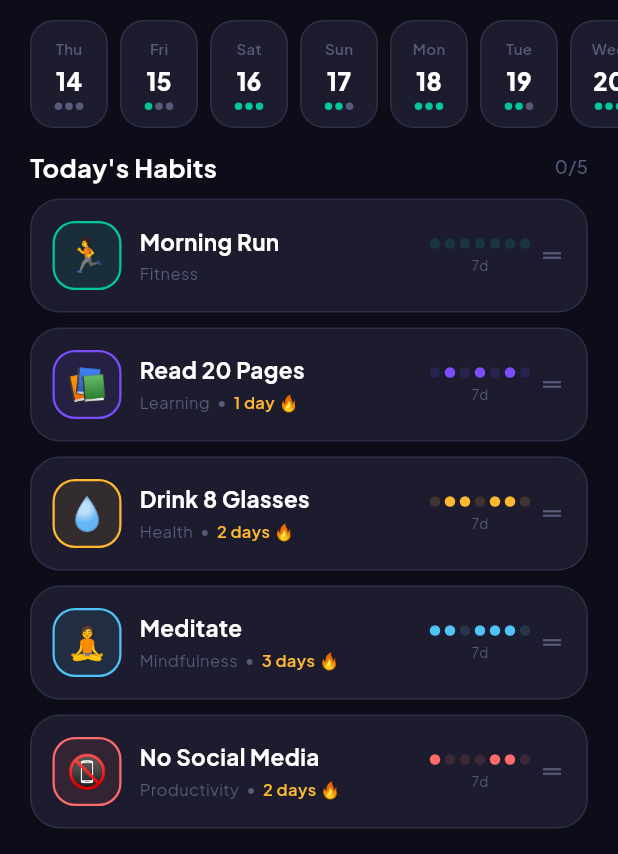
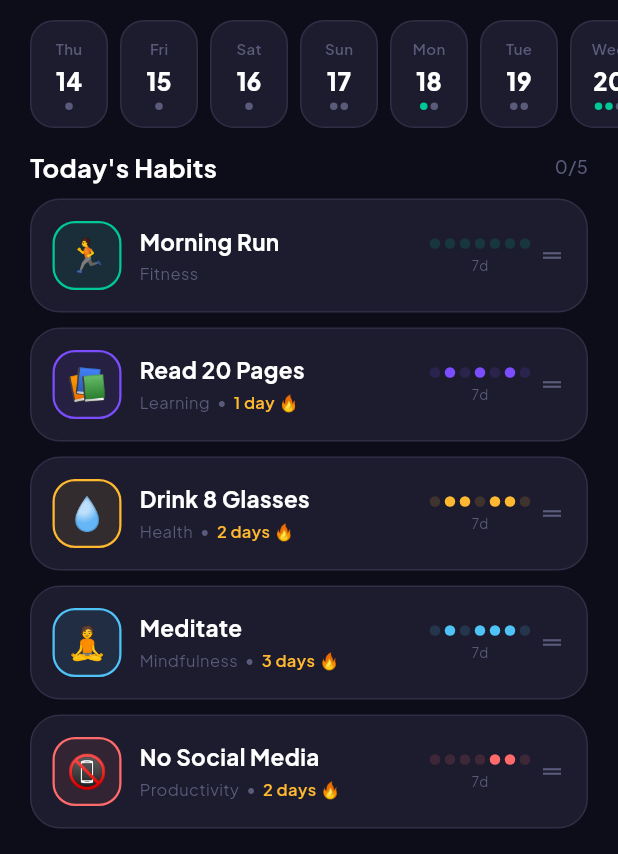
Before and after one commit to shreyadangar-dev/habitflow, a Flutter app: the HomeScreen screen opened directly, scrolled down 134 dp, on a phone screen of 412 x 824 dp. Shown: the part 250-1104 px from the top of the screen. Run offline on Flutter 3.47's test engine with Material 3 defaults, Android fonts, the phone set to English and light mode, and no system bars; drawn by our look-alikes of flutter_animate, percent_indicator; our stand-ins replace confetti, fl_chart, flutter_local_notifications, flutter_riverpod, google_fonts, hive and 4 more; accounts and stored records are empty.

Commit message:
HabitFlow v4 - all bugs fixed + enhancements

```diff
--- a/docs/version.json
+++ b/docs/version.json
@@ -1 +1 @@
-{"app_name":"habitflow","version":"3.0.0","build_number":"3","package_name":"habitflow"}
+{"app_name":"habitflow","version":"4.0.0","build_number":"4","package_name":"habitflow"}
--- a/lib/core/theme/theme.dart
+++ b/lib/core/theme/theme.dart
@@ -44,7 +44,7 @@ class AT {
         shape:RoundedRectangleBorder(borderRadius:BorderRadius.circular(16)),
         textStyle:GoogleFonts.plusJakartaSans(fontSize:15,fontWeight:FontWeight.w600))),
       switchTheme: SwitchThemeData(
-        thumbColor:WidgetStateProperty.resolveWith((s)=>s.contains(WidgetState.selected)?Colors.white:mu),
+        thumbColor:WidgetStateProperty.resolveWith((s)=>Colors.white),
         trackColor:WidgetStateProperty.resolveWith((s)=>s.contains(WidgetState.selected)?AC.primary:br)),
       dividerTheme: DividerThemeData(color:br,thickness:1),
       dialogTheme: DialogThemeData(backgroundColor:sf,shape:RoundedRectangleBorder(borderRadius:BorderRadius.circular(24))),
--- a/lib/data/models/habit_model.dart
+++ b/lib/data/models/habit_model.dart
@@ -17,22 +17,48 @@ class HabitModel extends HiveObject {
   @HiveField(12) late bool   reminderOn;
   @HiveField(13) late int    reminderHour;
   @HiveField(14) late int    reminderMinute;
+  // Enhancement #3: Quantitative tracking
+  @HiveField(15) late bool   isQuantitative;
+  @HiveField(16) late double targetValue;
+  @HiveField(17) late String unit;           // e.g. "glasses", "km", "minutes"
+  // Enhancement #2: Set-based lookup stored as list, converted on read
+  @HiveField(18) late Map<String, double> dailyValues; // date -> value achieved
 
   HabitModel({
-    required this.id, required this.name, required this.icon,
-    required this.colorIndex, required this.category, required this.frequency,
-    required this.createdAt, this.note = '', this.isArchived = false,
-    this.sortOrder = 0, this.reminderOn = false,
-    this.reminderHour = 8, this.reminderMinute = 0,
-    List<String>? completedDates, List<int>? customDays,
-  }) : completedDates = completedDates ?? [], customDays = customDays ?? [];
+    required this.id,
+    required this.name,
+    required this.icon,
+    required this.colorIndex,
+    required this.category,
+    required this.frequency,
+    required this.createdAt,
+    this.note = '',
+    this.isArchived = false,
+    this.sortOrder = 0,
+    this.reminderOn = false,
+    this.reminderHour = 8,
+    this.reminderMinute = 0,
+    this.isQuantitative = false,
+    this.targetValue = 1,
+    this.unit = 'times',
+    List<String>? completedDates,
+    List<int>? customDays,
+    Map<String, double>? dailyValues,
+  }) : completedDates = completedDates ?? [],
+       customDays = customDays ?? [],
+       dailyValues = dailyValues ?? {};
 
   String _fmt(DateTime d) =>
       '${d.year}-${d.month.toString().padLeft(2,'0')}-${d.day.toString().padLeft(2,'0')}';
 
-  bool isCompletedOn(DateTime d) => completedDates.contains(_fmt(d));
+  // Enhancement #2: Use Set for O(1) lookup
+  late final Set<String> _completedSet = completedDates.toSet();
 
+  // BUG FIX #1: habits only appear from createdAt onward
   bool isDueOn(DateTime d) {
+    final dayStart = DateTime(d.year, d.month, d.day);
+    final created  = DateTime(createdAt.year, createdAt.month, createdAt.day);
+    if (dayStart.isBefore(created)) return false; // ← key fix
     switch (frequency) {
       case 'Daily':       return true;
       case 'Weekdays':    return d.weekday <= 5;
@@ -44,55 +70,73 @@ class HabitModel extends HiveObject {
     }
   }
 
+  // Enhancement #2: O(1) set lookup
+  bool isCompletedOn(DateTime d) => _completedSet.contains(_fmt(d));
+
   void toggle(DateTime d) {
     final key = _fmt(d);
-    if (completedDates.contains(key)) completedDates.remove(key);
-    else completedDates.add(key);
+    if (_completedSet.contains(key)) {
+      _completedSet.remove(key);
+      completedDates.remove(key);
+    } else {
+      _completedSet.add(key);
+      completedDates.add(key);
+    }
     save();
   }
+
+  // Quantitative: log a value for a day
+  void logValue(DateTime d, double value) {
+    final key = _fmt(d);
+    dailyValues[key] = value;
+    if (value >= targetValue) {
+      if (!_completedSet.contains(key)) {
+        _completedSet.add(key);
+        completedDates.add(key);
+      }
+    } else {
+      _completedSet.remove(key);
+      completedDates.remove(key);
+    }
+    save();
+  }
+
+  double getValueFor(DateTime d) => dailyValues[_fmt(d)] ?? 0;
 
   int get currentStreak {
     int streak = 0;
     final now = DateTime.now();
     for (int i = 0; i < 365; i++) {
       final d = DateTime(now.year, now.month, now.day - i);
-      if (!isDueOn(d)) continue; // BUG FIX #3: skip non-due days
+      if (!isDueOn(d)) continue;
       if (isCompletedOn(d)) streak++;
       else if (i > 0) break;
     }
     return streak;
   }
 
-  // BUG FIX #3: longestStreak now skips non-due days
   int get longestStreak {
     if (completedDates.isEmpty) return 0;
     final dates = completedDates.map((s) => DateTime.parse(s)).toList()..sort();
     int best = 1, cur = 1;
     for (int i = 1; i < dates.length; i++) {
-      // Count days between completions, skipping non-due days
       final diff = dates[i].difference(dates[i-1]).inDays;
-      // Count non-due days between the two dates
-      int nonDueDays = 0;
+      int nonDue = 0;
       for (int j = 1; j < diff; j++) {
-        final between = dates[i-1].add(Duration(days: j));
-        if (!isDueOn(between)) nonDueDays++;
+        if (!isDueOn(dates[i-1].add(Duration(days: j)))) nonDue++;
       }
-      if (diff - nonDueDays == 1) {
-        cur++;
-        if (cur > best) best = cur;
-      } else {
-        cur = 1;
-      }
+      if (diff - nonDue == 1) { cur++; if (cur > best) best = cur; }
+      else cur = 1;
     }
     return best;
   }
 
-  int get totalCompletions => completedDates.length;
+  int    get totalCompletions => completedDates.length;
 
   double completionRate(int days) {
     int due = 0, done = 0;
     for (int i = 0; i < days; i++) {
-      final d = DateTime.now().subtract(Duration(days: i));
+      final d   = DateTime.now().subtract(Duration(days: i));
       final day = DateTime(d.year, d.month, d.day);
       if (isDueOn(day)) { due++; if (isCompletedOn(day)) done++; }
     }
@@ -104,23 +148,31 @@ class HabitModel extends HiveObject {
     return isCompletedOn(DateTime(d.year, d.month, d.day));
   });
 
-  // Export to JSON
   Map<String, dynamic> toJson() => {
     'id': id, 'name': name, 'icon': icon, 'colorIndex': colorIndex,
     'category': category, 'frequency': frequency,
-    'completedDates': completedDates, 'createdAt': createdAt.toIso8601String(),
-    'note': note, 'isArchived': isArchived, 'customDays': customDays,
-    'sortOrder': sortOrder,
+    'completedDates': completedDates,
+    'createdAt': createdAt.toIso8601String(),
+    'note': note, 'isArchived': isArchived,
+    'customDays': customDays, 'sortOrder': sortOrder,
+    'isQuantitative': isQuantitative,
+    'targetValue': targetValue, 'unit': unit,
+    'dailyValues': dailyValues,
   };
 
   static HabitModel fromJson(Map<String, dynamic> j) => HabitModel(
-    id: j['id'], name: j['name'], icon: j['icon'], colorIndex: j['colorIndex'],
-    category: j['category'], frequency: j['frequency'],
+    id: j['id'], name: j['name'], icon: j['icon'],
+    colorIndex: j['colorIndex'], category: j['category'],
+    frequency: j['frequency'],
     completedDates: (j['completedDates'] as List?)?.cast<String>() ?? [],
-    createdAt: DateTime.parse(j['createdAt']), note: j['note'] ?? '',
-    isArchived: j['isArchived'] ?? false,
+    createdAt: DateTime.parse(j['createdAt']),
+    note: j['note'] ?? '', isArchived: j['isArchived'] ?? false,
     customDays: (j['customDays'] as List?)?.cast<int>() ?? [],
     sortOrder: j['sortOrder'] ?? 0,
+    isQuantitative: j['isQuantitative'] ?? false,
+    targetValue: (j['targetValue'] ?? 1).toDouble(),
+    unit: j['unit'] ?? 'times',
+    dailyValues: (j['dailyValues'] as Map?)?.map((k,v) => MapEntry(k.toString(), (v as num).toDouble())) ?? {},
   );
 }
 
@@ -134,23 +186,34 @@ class HabitAdapter extends TypeAdapter<HabitModel> {
       id: f[0], name: f[1], icon: f[2], colorIndex: f[3],
       category: f[4], frequency: f[5],
       completedDates: (f[6] as List).cast<String>(),
-      createdAt: f[7], note: f[8] ?? '', isArchived: f[9] ?? false,
+      createdAt: f[7], note: f[8] ?? '',
+      isArchived: f[9] ?? false,
       customDays: f[10] != null ? (f[10] as List).cast<int>() : [],
       sortOrder: f[11] ?? 0,
       reminderOn: f[12] ?? false,
       reminderHour: f[13] ?? 8,
       reminderMinute: f[14] ?? 0,
+      isQuantitative: f[15] ?? false,
+      targetValue: f[16] != null ? (f[16] as num).toDouble() : 1.0,
+      unit: f[17] ?? 'times',
+      dailyValues: f[18] != null
+          ? (f[18] as Map).map((k,v) => MapEntry(k.toString(), (v as num).toDouble()))
+          : {},
     );
   }
   @override
   void write(BinaryWriter w, HabitModel o) => w
-    ..writeByte(15)
-    ..writeByte(0)..write(o.id)       ..writeByte(1)..write(o.name)
-    ..writeByte(2)..write(o.icon)     ..writeByte(3)..write(o.colorIndex)
-    ..writeByte(4)..write(o.category) ..writeByte(5)..write(o.frequency)
+    ..writeByte(19)
+    ..writeByte(0)..write(o.id)         ..writeByte(1)..write(o.name)
+    ..writeByte(2)..write(o.icon)       ..writeByte(3)..write(o.colorIndex)
+    ..writeByte(4)..write(o.category)   ..writeByte(5)..write(o.frequency)
     ..writeByte(6)..write(o.completedDates) ..writeByte(7)..write(o.createdAt)
-    ..writeByte(8)..write(o.note)     ..writeByte(9)..write(o.isArchived)
-    ..writeByte(10)..write(o.customDays) ..writeByte(11)..write(o.sortOrder)
-    ..writeByte(12)..write(o.reminderOn) ..writeByte(13)..write(o.reminderHour)
-    ..writeByte(14)..write(o.reminderMinute);
+    ..writeByte(8)..write(o.note)       ..writeByte(9)..write(o.isArchived)
+    ..writeByte(10)..write(o.customDays)..writeByte(11)..write(o.sortOrder)
+    ..writeByte(12)..write(o.reminderOn)..writeByte(13)..write(o.reminderHour)
+    ..writeByte(14)..write(o.reminderMinute)
+    ..writeByte(15)..write(o.isQuantitative)
+    ..writeByte(16)..write(o.targetValue)
+    ..writeByte(17)..write(o.unit)
+    ..writeByte(18)..write(o.dailyValues);
 }
--- a/lib/providers/providers.dart
+++ b/lib/providers/providers.dart
@@ -28,6 +28,7 @@ class HabitNotifier extends StateNotifier<List<HabitModel>> {
   Future<void> update(HabitModel h) async{await DB.save(h);_load();}
   Future<void> delete(String id) async{await DB.delete(id);_load();}
   Future<void> toggle(HabitModel h,DateTime d) async{h.toggle(d);_load();}
+  Future<void> logValue(HabitModel h,DateTime d,double v) async{h.logValue(d,v);_load();}
   Future<void> archive(HabitModel h) async{h.isArchived=true;await DB.save(h);_load();}
   Future<void> reorder(int oldIdx,int newIdx) async {
     final list=List<HabitModel>.from(state);
--- a/lib/screens/home/home_screen.dart
+++ b/lib/screens/home/home_screen.dart
@@ -17,6 +17,7 @@ import '../achievements/achievements_screen.dart';
 import '../journal/journal_screen.dart';
 import '../settings/settings_screen.dart';
 import '../detail/habit_detail_screen.dart';
+import '../archive/archive_screen.dart';
 
 class HomeScreen extends ConsumerStatefulWidget {
   const HomeScreen({super.key});
@@ -92,8 +93,8 @@ class _S extends ConsumerState<HomeScreen> {
                   key:Key(dueOnSel[i].id), index:i,
                   child:_HabitTile(
                     habit:dueOnSel[i], date:sel,
-                    onTap:()=>ref.read(habitProv.notifier).toggle(dueOnSel[i],sel),
-                    onDetail:()=>Navigator.push(context,MaterialPageRoute(builder:(_)=>HabitDetailScreen(habit:dueOnSel[i]))),
+                    onTap:()=>Navigator.push(context,MaterialPageRoute(builder:(_)=>HabitDetailScreen(habit:dueOnSel[i]))),
+                    onToggle:()=>ref.read(habitProv.notifier).toggle(dueOnSel[i],sel),
                   ).animate().fadeIn(delay:Duration(milliseconds:50*i)),
                 )),
           const SliverToBoxAdapter(child:SizedBox(height:100)),
@@ -218,15 +219,15 @@ class _DayDot extends ConsumerWidget {
 }
 
 class _HabitTile extends StatelessWidget {
-  final HabitModel habit; final DateTime date; final VoidCallback onTap, onDetail;
-  const _HabitTile({required this.habit,required this.date,required this.onTap,required this.onDetail});
+  final HabitModel habit; final DateTime date; final VoidCallback onTap, onToggle;
+  const _HabitTile({required this.habit,required this.date,required this.onTap,required this.onToggle});
   @override
   Widget build(BuildContext context){
     final color=AC.palette[habit.colorIndex%AC.palette.length];
     final done=habit.isCompletedOn(date);
     final streak=habit.currentStreak;
     return GestureDetector(
-      onLongPress:onDetail,
+      onTap:onTap,
       child:AnimatedContainer(duration:const Duration(milliseconds:250),
         margin:const EdgeInsets.symmetric(horizontal:20,vertical:5),
         padding:const EdgeInsets.all(14),
@@ -234,13 +235,13 @@ class _HabitTile extends StatelessWidget {
           borderRadius:BorderRadius.circular(20),
           border:Border.all(color:done?color.withOpacity(0.4):TH.border(context),width:done?1.5:1)),
         child:Row(children:[
-          GestureDetector(onTap:onTap,child:AnimatedContainer(duration:const Duration(milliseconds:250),
+          GestureDetector(onTap:onToggle,child:AnimatedContainer(duration:const Duration(milliseconds:250),
             width:46,height:46,
             decoration:BoxDecoration(color:done?color:color.withOpacity(0.1),borderRadius:BorderRadius.circular(15),
               border:Border.all(color:color,width:done?0:1.5)),
             child:Center(child:done?const Icon(Icons.check_rounded,color:Colors.white,size:22):Text(habit.icon,style:const TextStyle(fontSize:22))))),
           const SizedBox(width:12),
-          Expanded(child:GestureDetector(onTap:onDetail,child:Column(crossAxisAlignment:CrossAxisAlignment.start,children:[
+          Expanded(child:GestureDetector(onTap:onTap,child:Column(crossAxisAlignment:CrossAxisAlignment.start,children:[
             Text(habit.name,style:TextStyle(fontSize:15,fontWeight:FontWeight.w700,
               color:done?TH.sub(context):TH.text(context),decoration:done?TextDecoration.lineThrough:null)),
             const SizedBox(height:3),
@@ -250,6 +251,26 @@ class _HabitTile extends StatelessWidget {
                 Text(H.streakLabel(streak),style:const TextStyle(fontSize:11,color:AC.warning,fontWeight:FontWeight.w600))],
             ]),
           ]))),
+          // Quantitative stepper
+          if(habit.isQuantitative)
+            Column(mainAxisAlignment:MainAxisAlignment.center,children:[
+              Text('${habit.getValueFor(date).toStringAsFixed(0)}/${habit.targetValue.toStringAsFixed(0)}',
+                style:TextStyle(fontSize:11,fontWeight:FontWeight.w700,color:color)),
+              Text(habit.unit,style:TextStyle(fontSize:9,color:TH.muted(context))),
+              const SizedBox(height:4),
+              Row(children:[
+                GestureDetector(
+                  onTap:(){final v=(habit.getValueFor(date)-1).clamp(0.0,habit.targetValue*2);habit.logValue(date,v.toDouble());},
+                  child:Container(width:24,height:24,decoration:BoxDecoration(color:color.withOpacity(0.15),borderRadius:BorderRadius.circular(6)),
+                    child:Icon(Icons.remove,size:14,color:color))),
+                const SizedBox(width:4),
+                GestureDetector(
+                  onTap:(){final v=(habit.getValueFor(date)+1).clamp(0.0,habit.targetValue*2);habit.logValue(date,v.toDouble());},
+                  child:Container(width:24,height:24,decoration:BoxDecoration(color:color,borderRadius:BorderRadius.circular(6)),
+                    child:const Icon(Icons.add,size:14,color:Colors.white))),
+              ]),
+            ])
+          else
           // Mini 7-day track
           Column(mainAxisAlignment:MainAxisAlignment.center,children:[
             Row(children:List.generate(7,(i){
--- a/lib/screens/settings/settings_screen.dart
+++ b/lib/screens/settings/settings_screen.dart
@@ -7,6 +7,7 @@ import 'package:url_launcher/url_launcher.dart';
 import '../../core/theme/colors.dart';
 import '../../core/theme/theme.dart';
 import '../../data/db/db.dart';
+import '../archive/archive_screen.dart';
 import '../../providers/providers.dart';
 
 class SettingsScreen extends ConsumerWidget {
@@ -59,6 +60,11 @@ class SettingsScreen extends ConsumerWidget {
 
         // Enhancement #5: Backup & Restore
         SliverToBoxAdapter(child: _Sec('📦 Backup & Restore', [
+          _Tile(Iconsax.archive_1, AC.warning, 'Archived Habits',
+            'View, restore or delete archived habits',
+            onTap: () => Navigator.push(context, MaterialPageRoute(builder: (_) => const ArchiveScreen())),
+            trailing: Icon(Iconsax.arrow_right_3, color: TH.muted(context), size: 16)),
+          const Divider(height: 1),
           _Tile(Iconsax.export, AC.success, 'Export Data', 'Share your habits as JSON backup',
             onTap: () => _export(context),
             trailing: Icon(Iconsax.arrow_right_3, color: TH.muted(context), size: 16)),
--- a/pubspec.yaml
+++ b/pubspec.yaml
@@ -1,7 +1,7 @@
 name: habitflow
 description: HabitFlow - Build Better Habits Every Day
 publish_to: none
-version: 3.0.0+3
+version: 4.0.0+4
 
 environment:
   sdk: ">=3.1.0 <4.0.0"
```
Also changed, not shown: lib/screens/add_habit/add_habit_screen.dart (+41 -1 lines), lib/screens/archive/archive_screen.dart (added, +113 -0 lines), lib/screens/journal/journal_screen.dart (+11 -1 lines), 7 other files.
